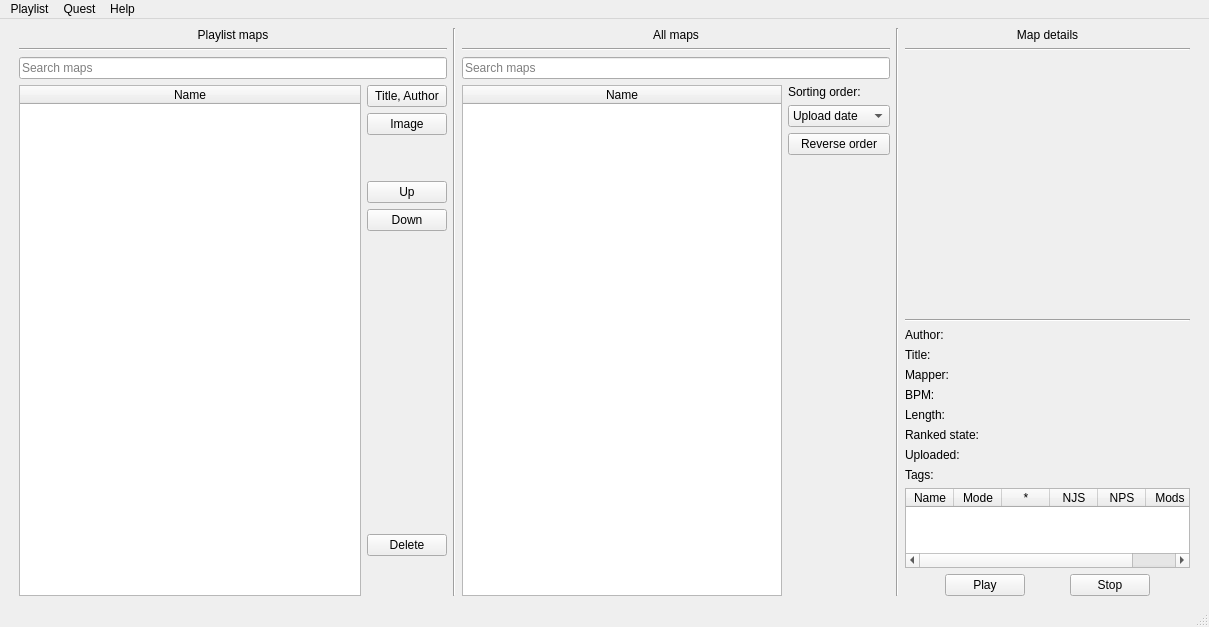
Old version of the form ui/main.ui in the repository Unvire/Quest3-beatsaber-playlist-manager.
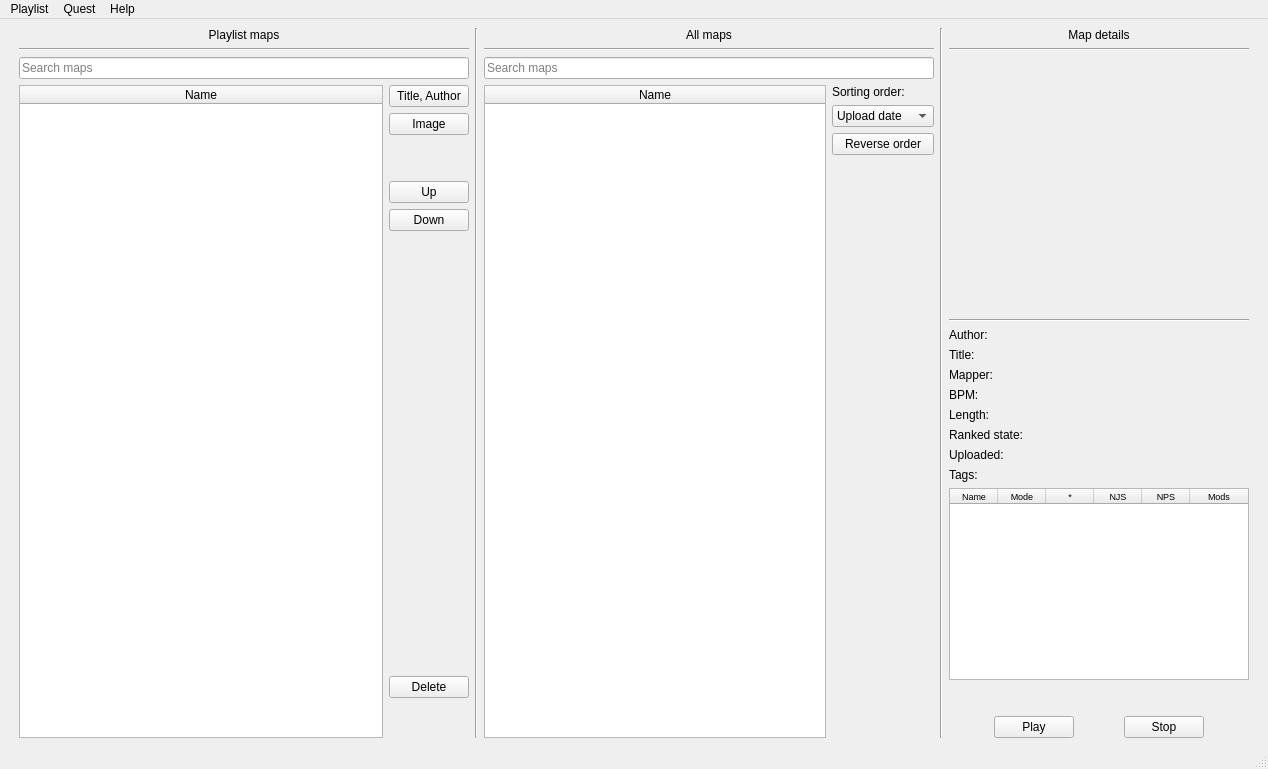
New version of the form.

Commit message: Levels table adjusts heigt based on number of rows

```diff
--- a/ui/main.ui
+++ b/ui/main.ui
@@ -6,8 +6,8 @@
    <rect>
     <x>0</x>
     <y>0</y>
-    <width>1209</width>
-    <height>627</height>
+    <width>1268</width>
+    <height>769</height>
    </rect>
   </property>
   <property name="windowTitle">
@@ -452,6 +452,17 @@
         </item>
         <item>
          <widget class="QTableWidget" name="mapLevelsTable">
+          <property name="sizePolicy">
+           <sizepolicy hsizetype="Expanding" vsizetype="MinimumExpanding">
+            <horstretch>0</horstretch>
+            <verstretch>0</verstretch>
+           </sizepolicy>
+          </property>
+          <property name="font">
+           <font>
+            <pointsize>7</pointsize>
+           </font>
+          </property>
           <property name="editTriggers">
            <set>QAbstractItemView::NoEditTriggers</set>
           </property>
@@ -593,7 +604,7 @@
     <rect>
      <x>0</x>
      <y>0</y>
-     <width>1209</width>
+     <width>1268</width>
      <height>21</height>
     </rect>
    </property>
```
The commit also changes 1 other file.
